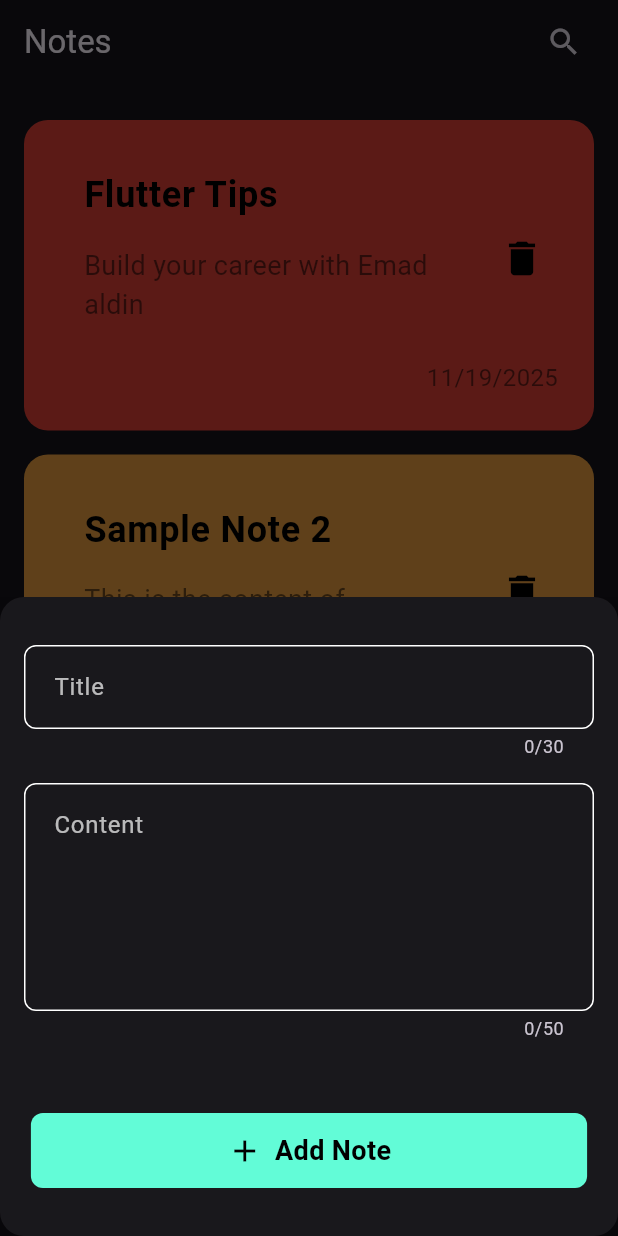
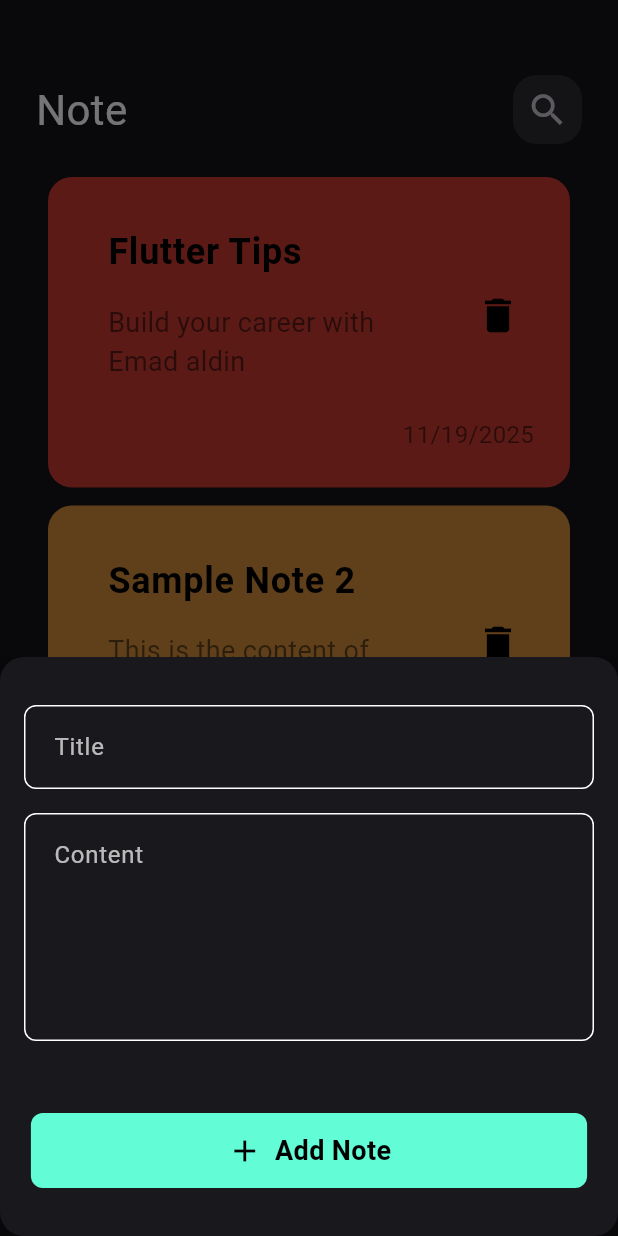
Before and after one commit to Emadaladien/note_app, a Flutter app: the screen it shows after launch, after a tap on the "add" icon, on a phone screen of 412 x 824 dp. Run offline on Flutter 3.47's test engine with Material 3 defaults, Android fonts, the phone set to English and light mode, and no system bars.

Commit message:
create custom app bar & add to note view & edit note view

```diff
--- a/lib/views/notes_view.dart
+++ b/lib/views/notes_view.dart
@@ -3,49 +3,15 @@ import 'package:note_app/models/note_model.dart';
 import 'package:note_app/widgets/custom_floating_action_button.dart';
 import 'package:note_app/widgets/custom_note_item.dart';
 import 'package:note_app/widgets/note_list_view.dart';
+import 'package:note_app/widgets/note_view_body.dart';
 
 class NotesView extends StatelessWidget {
   NotesView({super.key});
-  List<NoteModel> notes = [
-    NoteModel(
-      title: 'Flutter Tips',
-      content: 'Build your career with Emad aldin',
-      lastEdited: DateTime.now(),
-      bgColor: Colors.red,
-    ),
-    NoteModel(
-      title: 'Sample Note 2',
-      content: 'This is the content of sample note 2.',
-      lastEdited: DateTime.now(),
-      bgColor: Colors.orangeAccent,
-    ),
-    NoteModel(
-      title: 'Sample Note 2',
-      content: 'This is the content of sample note 2.',
-      lastEdited: DateTime.now(),
-      bgColor: Colors.white,
-    ),
-    NoteModel(
-      title: 'Sample Note 2',
-      content: 'This is the content of sample note 2.',
-      lastEdited: DateTime.now(),
-      // bgColor: Colors.white.withValues(alpha: .6),
-    ),
-  ];
 
   @override
   Widget build(BuildContext context) {
     return Scaffold(
-      appBar: AppBar(
-        title: const Text('Notes'),
-        actions: [
-          Padding(
-            padding: const EdgeInsets.only(right: 12),
-            child: IconButton(onPressed: () {}, icon: Icon(Icons.search)),
-          ),
-        ],
-      ),
-      body: NoteListView(notes: notes),
+      body: NoteViewBody(),
       floatingActionButton: CustomFloatingActionButton(),
     );
   }
--- a/lib/widgets/add_note_button_sheet.dart
+++ b/lib/widgets/add_note_button_sheet.dart
@@ -16,7 +16,7 @@ class AddNoteButtonSheet extends StatelessWidget {
         child: Column(
           children: [
             SizedBox(height: 32),
-            CustomeTextField(title: 'Title', maxLength: 30),
+            CustomeTextField(title: 'Title'),
             SizedBox(height: 16),
             CustomeTextField(title: 'Content', maxLines: 5),
             SizedBox(height: 32),
--- /dev/null
+++ b/lib/widgets/custom_appbar.dart
@@ -0,0 +1,19 @@
+import 'package:flutter/material.dart';
+import 'package:note_app/widgets/custom_icon.dart';
+
+class CustomAppbar extends StatelessWidget {
+  const CustomAppbar({super.key, required this.title, required this.icon});
+  final String title;
+  final IconData icon;
+
+  @override
+  Widget build(BuildContext context) {
+    return Row(
+      mainAxisAlignment: MainAxisAlignment.spaceBetween,
+      children: [
+        Text(title, style: TextStyle(color: Colors.white, fontSize: 28)),
+        CustomIcon(icon: icon),
+      ],
+    );
+  }
+}
--- /dev/null
+++ b/lib/widgets/custom_icon.dart
@@ -0,0 +1,19 @@
+import 'package:flutter/material.dart';
+
+class CustomIcon extends StatelessWidget {
+  const CustomIcon({super.key, required this.icon});
+  final IconData icon;
+
+  @override
+  Widget build(BuildContext context) {
+    return Container(
+      height: 46,
+      width: 46,
+      decoration: BoxDecoration(
+        color: Colors.white.withValues(alpha: .1),
+        borderRadius: BorderRadiusDirectional.circular(16),
+      ),
+      child: IconButton(onPressed: () {}, icon: Icon(icon, size: 28)),
+    );
+  }
+}
--- a/lib/widgets/custom_note_item.dart
+++ b/lib/widgets/custom_note_item.dart
@@ -3,7 +3,7 @@ import 'package:note_app/models/note_model.dart';
 import 'package:note_app/views/edite_note_view.dart';
 
 class NoteItem extends StatelessWidget {
-  NoteItem({super.key, this.note});
+  const NoteItem({super.key, this.note});
   final NoteModel? note;
 
   @override
@@ -21,7 +21,7 @@ class NoteItem extends StatelessWidget {
       },
       child: Container(
         padding: EdgeInsets.only(top: 24, left: 24, bottom: 24),
-        margin: EdgeInsets.symmetric(vertical: 8, horizontal: 16),
+        margin: EdgeInsets.symmetric(vertical: 6, horizontal: 8),
         decoration: BoxDecoration(
           color:
               note!.bgColor?.withValues(alpha: .8) ??
--- a/lib/widgets/custome_text_field.dart
+++ b/lib/widgets/custome_text_field.dart
@@ -6,11 +6,11 @@ class CustomeTextField extends StatelessWidget {
     super.key,
     this.maxLines = 1,
     required this.title,
-    this.maxLength = 50,
+    // this.maxLength = 50,
   });
 
   final int maxLines;
-  final int maxLength;
+  // final int maxLength;
   final String title;
 
   @override
@@ -18,7 +18,7 @@ class CustomeTextField extends StatelessWidget {
     return Padding(
       padding: const EdgeInsets.symmetric(horizontal: 16),
       child: TextField(
-        maxLength: maxLength,
+        // maxLength: maxLength,
         maxLines: maxLines,
         cursorColor: KPrimaryColor,
         decoration: InputDecoration(
--- a/lib/widgets/edite_note_view_body.dart
+++ b/lib/widgets/edite_note_view_body.dart
@@ -1,10 +1,19 @@
 import 'package:flutter/material.dart';
+import 'package:note_app/widgets/custom_appbar.dart';
 
 class EditeNoteViewBody extends StatelessWidget {
   const EditeNoteViewBody({super.key});
 
   @override
   Widget build(BuildContext context) {
-    return Container();
+    return Padding(
+      padding: const EdgeInsets.symmetric(horizontal: 24),
+      child: Column(
+        children: [
+          SizedBox(height: 50),
+          CustomAppbar(title: 'Edit Note', icon: Icons.check),
+        ],
+      ),
+    );
   }
 }
--- /dev/null
+++ b/lib/widgets/note_view_body.dart
@@ -0,0 +1,48 @@
+import 'package:flutter/material.dart';
+import 'package:note_app/models/note_model.dart';
+import 'package:note_app/widgets/custom_appbar.dart';
+import 'package:note_app/widgets/note_list_view.dart';
+
+class NoteViewBody extends StatelessWidget {
+  NoteViewBody({super.key});
+  List<NoteModel> notes = [
+    NoteModel(
+      title: 'Flutter Tips',
+      content: 'Build your career with Emad aldin',
+      lastEdited: DateTime.now(),
+      bgColor: Colors.red,
+    ),
+    NoteModel(
+      title: 'Sample Note 2',
+      content: 'This is the content of sample note 2.',
+      lastEdited: DateTime.now(),
+      bgColor: Colors.orangeAccent,
+    ),
+    NoteModel(
+      title: 'Sample Note 2',
+      content: 'This is the content of sample note 2.',
+      lastEdited: DateTime.now(),
+      bgColor: Colors.white,
+    ),
+    NoteModel(
+      title: 'Sample Note 2',
+      content: 'This is the content of sample note 2.',
+      lastEdited: DateTime.now(),
+      // bgColor: Colors.white.withValues(alpha: .6),
+    ),
+  ];
+
+  @override
+  Widget build(BuildContext context) {
+    return Padding(
+      padding: const EdgeInsets.symmetric(horizontal: 24),
+      child: Column(
+        children: [
+          SizedBox(height: 50),
+          CustomAppbar(title: 'Note', icon: Icons.search),
+          Expanded(child: NoteListView(notes: notes)),
+        ],
+      ),
+    );
+  }
+}
```
